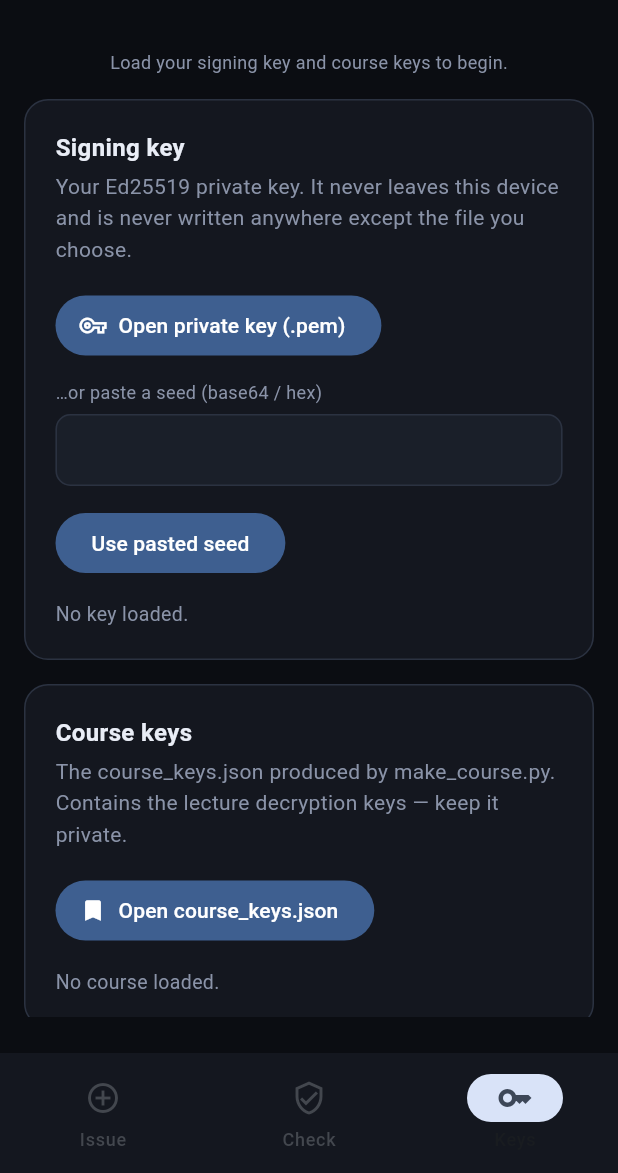
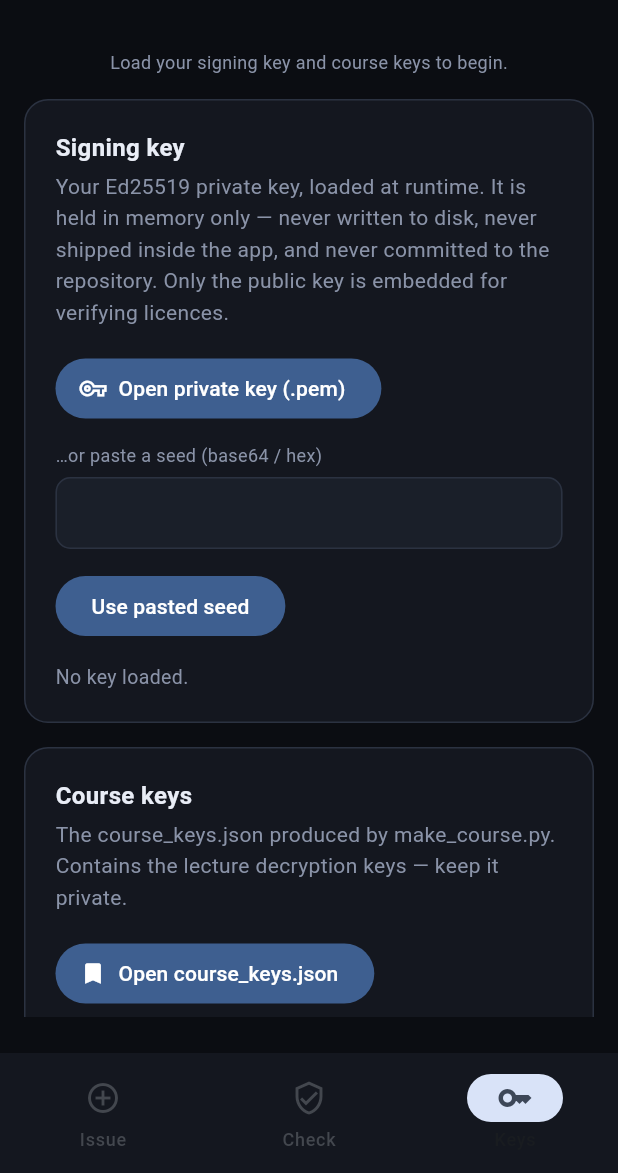
Before and after one commit to whtsel/Student-, a Flutter app: the screen it shows after launch, item 3 of the bottom bar chosen, on a phone screen of 412 x 824 dp, the part 63-1236 px from its top. Run offline on Flutter 3.47's test engine with Material 3 defaults, Android fonts, the phone set to English and light mode, and no system bars; missing offline and left inert: cryptography.

Commit message:
Stop exposing the private seed in the UI
The Keys tab displayed the signing seed in hex right after loading, which
leaked private key material on screen. Remove the seedHex getter and the
on-screen seed display, replacing it with an in-memory-only note. Tighten
the signing-key guidance to state the key is loaded at runtime, held in
memory, and never written to disk, shipped, or committed.

Co-authored-by: arena-agent <297053741+arena-agent@users.noreply.github.com>

```diff
--- a/lib/licenser/ed25519_keys.dart
+++ b/lib/licenser/ed25519_keys.dart
@@ -28,9 +28,6 @@ class SigningKey {
   final Uint8List publicKey;
 
   String get publicKeyBase64 => CoursePackCrypto.encodeBase64(publicKey);
-
-  String get seedHex =>
-      seed.map((byte) => byte.toRadixString(16).padLeft(2, '0')).join();
 }
 
 /// Imports the seller's Ed25519 signing key from the artefacts produced by
--- a/lib/licenser/licenser_screen.dart
+++ b/lib/licenser/licenser_screen.dart
@@ -579,8 +579,10 @@ class _LicenserState extends State<LicenserScreen> {
                       color: _text, fontSize: 16, fontWeight: FontWeight.w700)),
               const SizedBox(height: 4),
               Text(
-                'Your Ed25519 private key. It never leaves this device and is '
-                'never written anywhere except the file you choose.',
+                'Your Ed25519 private key, loaded at runtime. It is held in '
+                'memory only — never written to disk, never shipped inside '
+                'the app, and never committed to the repository. Only the '
+                'public key is embedded for verifying licences.',
                 style: TextStyle(color: _muted, height: 1.5),
               ),
               const SizedBox(height: 16),
@@ -609,7 +611,14 @@ class _LicenserState extends State<LicenserScreen> {
                     const Divider(color: _line, height: 20),
                     _detail('Status', 'Loaded'),
                     _detail('Public key', key.publicKeyBase64),
-                    _detail('Seed (hex)', key.seedHex),
+                    const Padding(
+                      padding: EdgeInsets.only(top: 8),
+                      child: Text(
+                        'The seed is held in memory only — it is never '
+                        'displayed, written to disk, or shipped in the app.',
+                        style: TextStyle(color: _muted, fontSize: 12),
+                      ),
+                    ),
                   ],
                 ),
             ],
```
